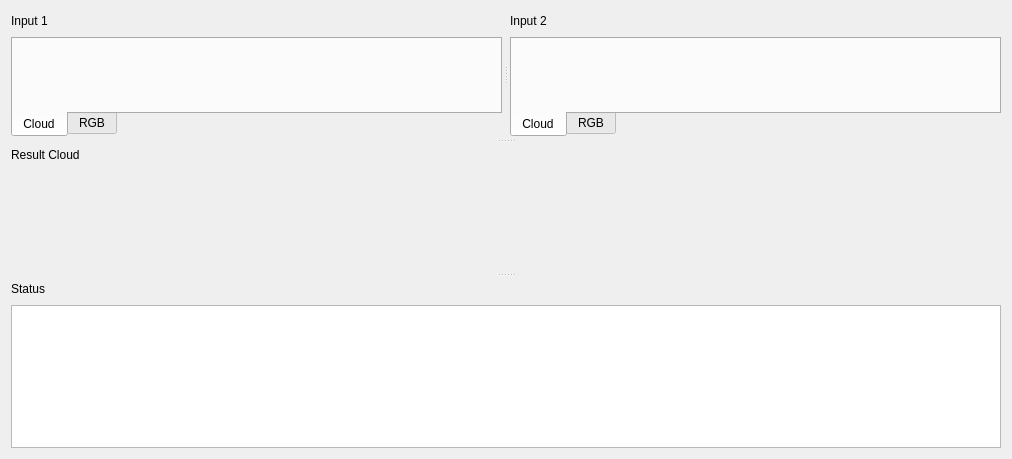
This is gui/viewer/CViewerContainer.ui in MRPT/autocalib-sensor-extrinsics as Qt 5 draws it before an edit. The edited form follows.
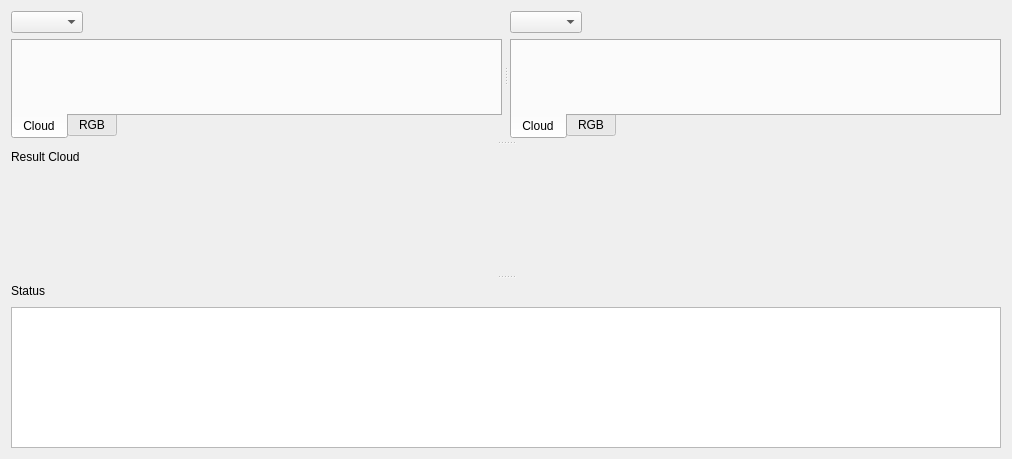
This is the edited form. Custom widgets are drawn as their Qt base class.

```diff
--- a/gui/viewer/CViewerContainer.ui
+++ b/gui/viewer/CViewerContainer.ui
@@ -34,9 +34,9 @@
         <item>
          <layout class="QHBoxLayout" name="input1_label_group">
           <item>
-           <widget class="QLabel" name="input1_label">
-            <property name="text">
-             <string>Input 1</string>
+           <widget class="QComboBox" name="input1_cbox">
+            <property name="accessibleName">
+             <string>input1</string>
             </property>
            </widget>
           </item>
@@ -102,9 +102,9 @@
         <item>
          <layout class="QHBoxLayout" name="input2_label_group">
           <item>
-           <widget class="QLabel" name="input2_label">
-            <property name="text">
-             <string>Input 2</string>
+           <widget class="QComboBox" name="input2_cbox">
+            <property name="accessibleName">
+             <string>input2</string>
             </property>
            </widget>
           </item>
@@ -163,7 +163,7 @@
        </layout>
       </widget>
      </widget>
-     <widget class="QWidget" name="">
+     <widget class="QWidget" name="layoutWidget">
       <layout class="QVBoxLayout" name="result_group">
        <item>
         <layout class="QHBoxLayout" name="result_label_group">
@@ -207,7 +207,7 @@
        </item>
       </layout>
      </widget>
-     <widget class="QWidget" name="">
+     <widget class="QWidget" name="layoutWidget">
       <layout class="QVBoxLayout" name="status_group">
        <item>
         <layout class="QHBoxLayout" name="status_label_group">
```
